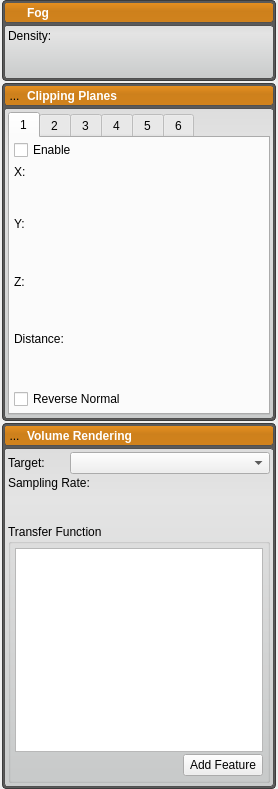
Before: the Qt Designer form src/Interface/Application/RenderingDockWidget.ui in SCIInstitute/Seg3D, drawn with Qt 5.
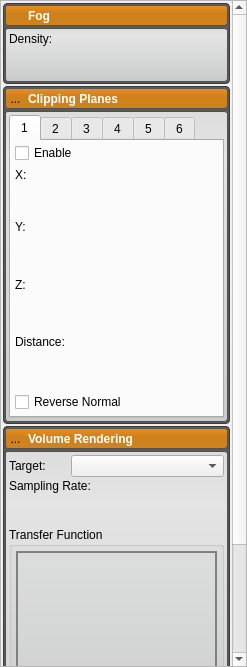
After: the same form once the commit is applied. Icons and pictures are not drawn. Custom widgets are drawn as their Qt base class.

Commit message: More volume rendering code.

Diff of the .ui file:
```diff
--- a/src/Interface/Application/RenderingDockWidget.ui
+++ b/src/Interface/Application/RenderingDockWidget.ui
@@ -6,12 +6,12 @@
    <rect>
     <x>0</x>
     <y>0</y>
-    <width>278</width>
-    <height>789</height>
+    <width>247</width>
+    <height>667</height>
    </rect>
   </property>
   <property name="sizePolicy">
-   <sizepolicy hsizetype="Preferred" vsizetype="Preferred">
+   <sizepolicy hsizetype="Preferred" vsizetype="Ignored">
     <horstretch>0</horstretch>
     <verstretch>0</verstretch>
    </sizepolicy>
@@ -148,19 +148,34 @@
   <widget class="QWidget" name="dockWidgetContents">
    <layout class="QVBoxLayout" name="dock_widget_layout_">
     <property name="spacing">
-     <number>2</number>
+     <number>0</number>
     </property>
-    <property name="leftMargin">
-     <number>2</number>
-    </property>
-    <property name="topMargin">
+    <property name="margin">
      <number>0</number>
     </property>
-    <property name="rightMargin">
+    <item>
+     <widget class="QScrollArea" name="scrollArea">
+      <property name="horizontalScrollBarPolicy">
+       <enum>Qt::ScrollBarAlwaysOff</enum>
+      </property>
+      <property name="widgetResizable">
+       <bool>true</bool>
+      </property>
+      <widget class="QWidget" name="scrollAreaWidgetContents">
+       <property name="geometry">
+        <rect>
+         <x>0</x>
+         <y>-139</y>
+         <width>228</width>
+         <height>782</height>
+        </rect>
+       </property>
+       <layout class="QVBoxLayout" name="scroll_area_layout_">
+        <property name="spacing">
      <number>2</number>
     </property>
-    <property name="bottomMargin">
-     <number>0</number>
+        <property name="margin">
+         <number>2</number>
     </property>
     <item>
      <widget class="QWidget" name="fog_widget_" native="true">
@@ -1245,12 +1260,6 @@
     </item>
     <item>
      <widget class="QWidget" name="vr_widget_" native="true">
-      <property name="sizePolicy">
-       <sizepolicy hsizetype="Preferred" vsizetype="Preferred">
-        <horstretch>0</horstretch>
-        <verstretch>0</verstretch>
-       </sizepolicy>
-      </property>
       <layout class="QVBoxLayout" name="verticalLayout_18">
        <property name="spacing">
         <number>2</number>
@@ -1368,7 +1377,7 @@
              </widget>
             </item>
             <item>
-             <widget class="QComboBox" name="comboBox"/>
+                 <widget class="QComboBox" name="vr_target_"/>
             </item>
            </layout>
           </item>
@@ -1403,6 +1412,12 @@
           </item>
           <item>
            <widget class="QGroupBox" name="groupBox">
+                <property name="sizePolicy">
+                 <sizepolicy hsizetype="Ignored" vsizetype="Preferred">
+                  <horstretch>0</horstretch>
+                  <verstretch>0</verstretch>
+                 </sizepolicy>
+                </property>
             <property name="title">
              <string>Transfer Function</string>
             </property>
@@ -1414,11 +1429,35 @@
               <number>4</number>
              </property>
              <item>
+                  <widget class="QWidget" name="widget_2" native="true">
+                   <property name="styleSheet">
+                    <string notr="true">border: 1px solid gray</string>
+                   </property>
+                   <layout class="QVBoxLayout" name="verticalLayout_24">
+                    <property name="spacing">
+                     <number>0</number>
+                    </property>
+                    <property name="margin">
+                     <number>1</number>
+                    </property>
+                    <item>
               <widget class="QtUtils::QtHistogramGraph" name="histogram_" native="true">
+                      <property name="sizePolicy">
+                       <sizepolicy hsizetype="Preferred" vsizetype="Fixed">
+                        <horstretch>0</horstretch>
+                        <verstretch>0</verstretch>
+                       </sizepolicy>
+                      </property>
+                      <property name="minimumSize">
+                       <size>
+                        <width>0</width>
+                        <height>180</height>
+                       </size>
+                      </property>
                <property name="maximumSize">
                 <size>
                  <width>16777215</width>
-                 <height>256</height>
+                        <height>180</height>
                 </size>
                </property>
                <layout class="QVBoxLayout" name="verticalLayout_23">
@@ -1430,12 +1469,22 @@
                 </property>
                 <item>
                  <widget class="QtUtils::QtTransferFunctionView" name="tf_view_">
+                         <property name="sizePolicy">
+                          <sizepolicy hsizetype="Ignored" vsizetype="Preferred">
+                           <horstretch>0</horstretch>
+                           <verstretch>0</verstretch>
+                          </sizepolicy>
+                         </property>
                   <property name="maximumSize">
                    <size>
                     <width>16777215</width>
                     <height>256</height>
                    </size>
                   </property>
+                         <property name="styleSheet">
+                          <string notr="true">background: transparent;
+border: 0px</string>
+                         </property>
                   <property name="renderHints">
                    <set>QPainter::Antialiasing|QPainter::TextAntialiasing</set>
                   </property>
@@ -1444,6 +1493,36 @@
                </layout>
               </widget>
              </item>
+                   </layout>
+                  </widget>
+                 </item>
+                 <item>
+                  <widget class="QWidget" name="widget" native="true">
+                   <property name="sizePolicy">
+                    <sizepolicy hsizetype="Preferred" vsizetype="Fixed">
+                     <horstretch>0</horstretch>
+                     <verstretch>0</verstretch>
+                    </sizepolicy>
+                   </property>
+                   <property name="minimumSize">
+                    <size>
+                     <width>0</width>
+                     <height>25</height>
+                    </size>
+                   </property>
+                   <property name="styleSheet">
+                    <string notr="true">border: 1px solid gray</string>
+                   </property>
+                   <layout class="QVBoxLayout" name="tf_preview_layout_">
+                    <property name="spacing">
+                     <number>0</number>
+                    </property>
+                    <property name="margin">
+                     <number>1</number>
+                    </property>
+                   </layout>
+                  </widget>
+                 </item>
              <item>
               <layout class="QHBoxLayout" name="horizontalLayout_5">
                <property name="bottomMargin">
@@ -1469,6 +1548,16 @@
                  </property>
                 </widget>
                </item>
+                   <item>
+                    <widget class="QPushButton" name="delete_feature_button_">
+                     <property name="enabled">
+                      <bool>false</bool>
+                     </property>
+                     <property name="text">
+                      <string>Delete Feature</string>
+                     </property>
+                    </widget>
+                   </item>
               </layout>
              </item>
              <item>
@@ -1476,6 +1565,19 @@
                <property name="spacing">
                 <number>4</number>
                </property>
+                   <property name="topMargin">
+                    <number>0</number>
+                   </property>
+                   <property name="bottomMargin">
+                    <number>0</number>
+                   </property>
+                   <item>
+                    <widget class="Seg3D::TransferFunctionFeatureWidget" name="dummy_widget_" native="true">
+                     <property name="enabled">
+                      <bool>false</bool>
+                     </property>
+                    </widget>
+                   </item>
               </layout>
              </item>
             </layout>
@@ -1485,6 +1587,10 @@
         </widget>
        </item>
       </layout>
+         </widget>
+        </item>
+       </layout>
+      </widget>
      </widget>
     </item>
    </layout>
@@ -1508,6 +1614,12 @@
    <extends>QGraphicsView</extends>
    <header location="global">QtUtils/Widgets/QtTransferFunctionView.h</header>
   </customwidget>
+  <customwidget>
+   <class>Seg3D::TransferFunctionFeatureWidget</class>
+   <extends>QWidget</extends>
+   <header location="global">Interface/Application/TransferFunctionFeatureWidget.h</header>
+   <container>1</container>
+  </customwidget>
  </customwidgets>
  <resources>
   <include location="../../Resources/QtResources.qrc"/>
```
Lines whose indentation alone changed are shown as unchanged. The commit also changes 27 other files.
